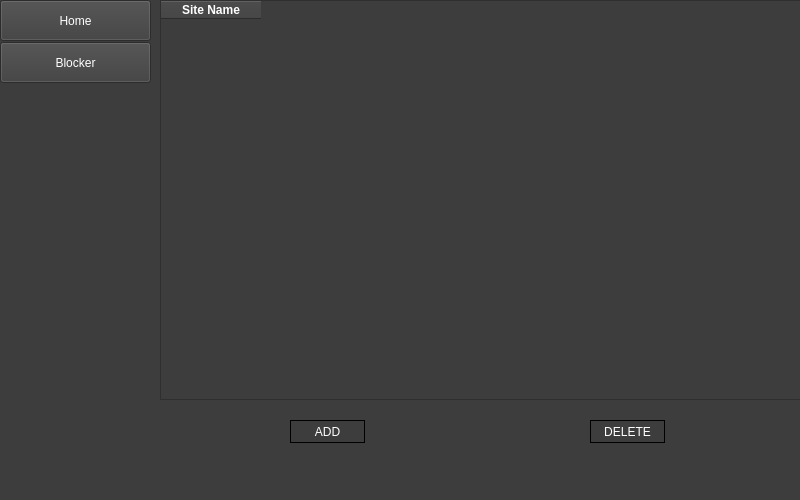
Old version of the form ui/blockedhistory.ui in the repository HowePersonal/DistractionBlocker.
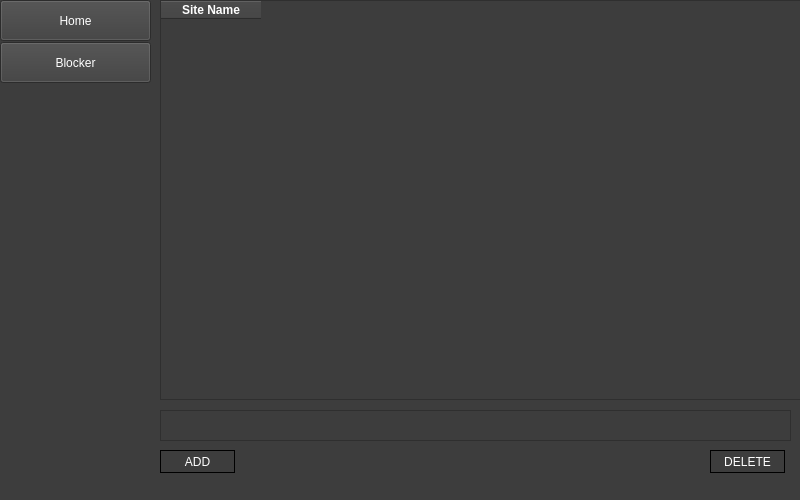
New version of the form.

Commit message: Connected UI add function to add hostnames to be blocked by host file

Diff of the .ui file:
```diff
--- a/ui/blockedhistory.ui
+++ b/ui/blockedhistory.ui
@@ -97,8 +97,8 @@
   <widget class="QPushButton" name="btn_add">
    <property name="geometry">
     <rect>
-     <x>290</x>
-     <y>420</y>
+     <x>160</x>
+     <y>450</y>
      <width>75</width>
      <height>23</height>
     </rect>
@@ -115,8 +115,8 @@
   <widget class="QPushButton" name="btn_delete">
    <property name="geometry">
     <rect>
-     <x>590</x>
-     <y>420</y>
+     <x>710</x>
+     <y>450</y>
      <width>75</width>
      <height>23</height>
     </rect>
@@ -130,6 +130,20 @@
     <string>DELETE</string>
    </property>
   </widget>
+  <widget class="QTextEdit" name="blockSiteTextBox">
+   <property name="geometry">
+    <rect>
+     <x>160</x>
+     <y>410</y>
+     <width>631</width>
+     <height>31</height>
+    </rect>
+   </property>
+   <property name="styleSheet">
+    <string notr="true">color: white;
+font: 75 8pt &quot;MS Shell Dlg 2&quot;;</string>
+   </property>
+  </widget>
  </widget>
  <resources/>
  <connections/>
```
The commit also changes 2 other files.
